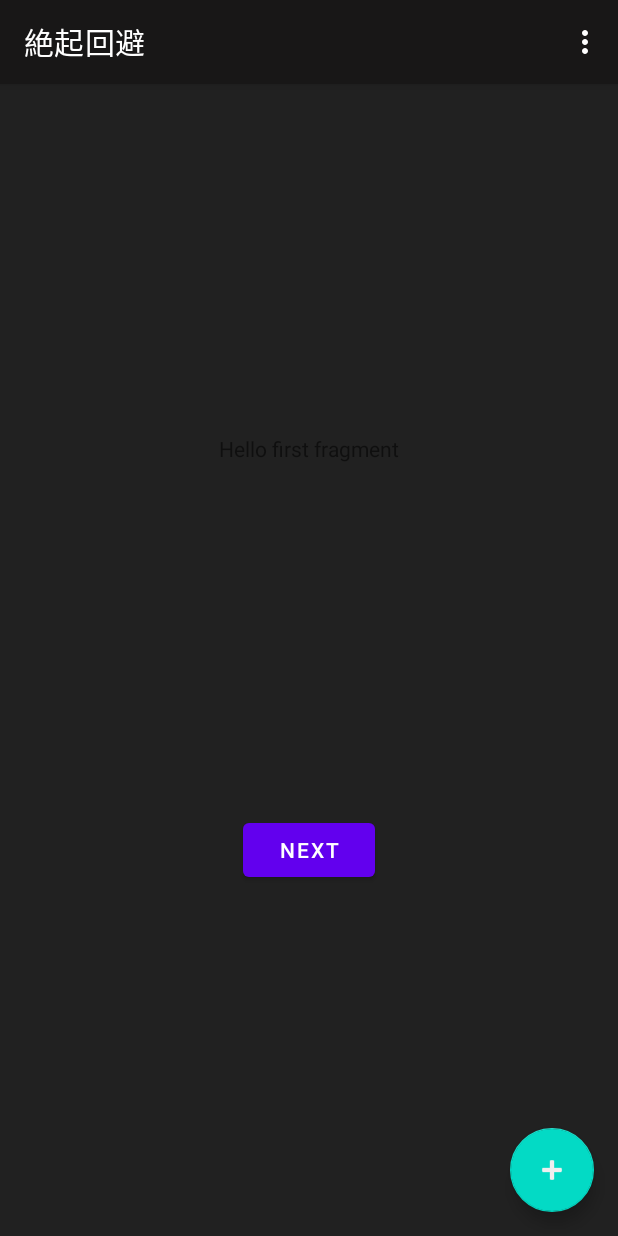
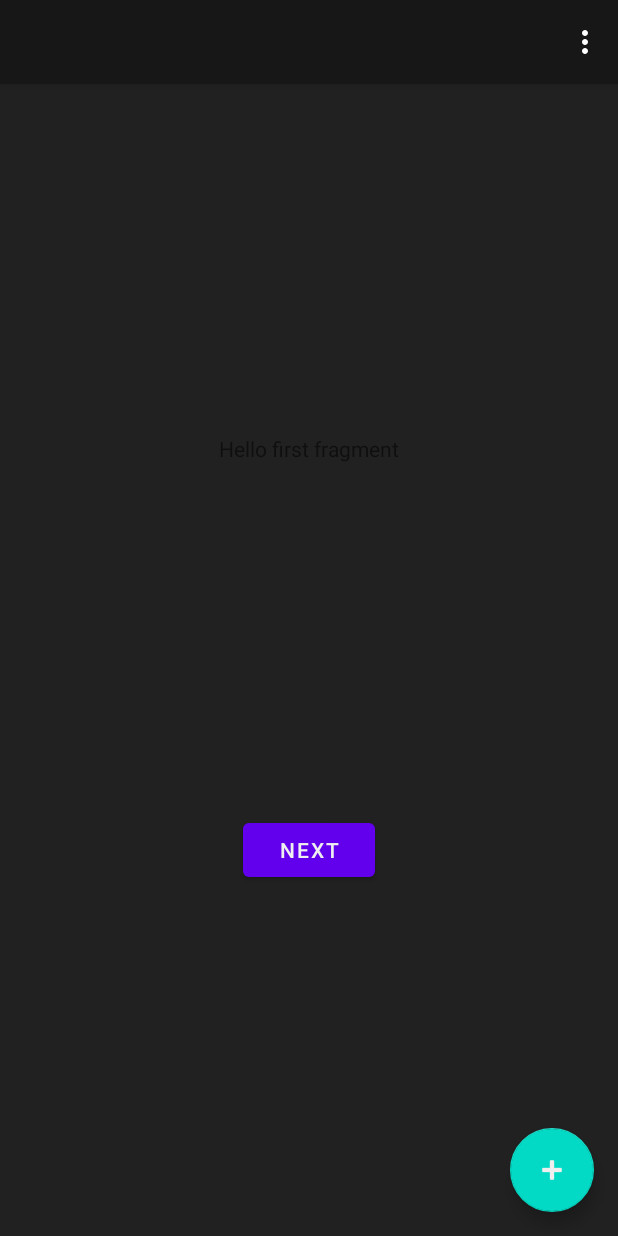
Before and after one commit to 0ga0takash1/Zekki_kaifi_alarm, an Android app: the screen it shows after launch (MainActivity), on a phone screen of 412 x 824 dp. Run offline under Robolectric (Android 15) with nearby library versions, the phone set to English and light mode, and no system bars.

Commit message:
popup background, app bar app name

```diff
--- a/app/src/main/AndroidManifest.xml
+++ b/app/src/main/AndroidManifest.xml
@@ -11,7 +11,6 @@
         android:theme="@style/Theme.Zekki_kaihi_alarm">
         <activity
             android:name=".MainActivity"
-            android:label="@string/app_label_name"
             android:theme="@style/Theme.Zekki_kaihi_alarm.NoActionBar">
             <intent-filter>
                 <action android:name="android.intent.action.MAIN" />
--- a/app/src/main/java/zekki/kaihi/alarm/MainActivity.java
+++ b/app/src/main/java/zekki/kaihi/alarm/MainActivity.java
@@ -20,6 +20,7 @@ public class MainActivity extends AppCompatActivity {
         super.onCreate(savedInstanceState);
         setContentView(R.layout.activity_main);
         Toolbar toolbar = findViewById(R.id.toolbar);
+        toolbar.setTitle("");
         setSupportActionBar(toolbar);
 
         FloatingActionButton fab = findViewById(R.id.fab);
--- a/app/src/main/res/layout/activity_main.xml
+++ b/app/src/main/res/layout/activity_main.xml
@@ -19,7 +19,7 @@
             android:id="@+id/toolbar"
             android:layout_width="match_parent"
             android:layout_height="?attr/actionBarSize"
-            app:popupTheme="@style/Theme.Zekki_kaihi_alarm.PopupOverlay" />
+            app:popupTheme="@style/Theme.AppCompat" />
 
     </com.google.android.material.appbar.AppBarLayout>
 
@@ -29,7 +29,7 @@
 
     <com.google.android.material.floatingactionbutton.FloatingActionButton
         android:id="@+id/fab"
-        android:layout_width="109dp"
+        android:layout_width="177dp"
         android:layout_height="wrap_content"
         android:layout_gravity="bottom|end"
         android:layout_margin="@dimen/fab_margin"
--- a/app/src/main/res/menu/menu_main.xml
+++ b/app/src/main/res/menu/menu_main.xml
@@ -3,6 +3,7 @@
     xmlns:app="http://schemas.android.com/apk/res-auto"
     xmlns:tools="http://schemas.android.com/tools"
     tools:context="zekki.kaihi.alarm.MainActivity">
+
     <item
         android:id="@+id/action_settings"
         android:orderInCategory="1"
--- a/app/src/main/res/values/themes.xml
+++ b/app/src/main/res/values/themes.xml
@@ -4,11 +4,11 @@
         <!-- Primary brand color. -->
         <item name="colorPrimary">@color/purple_500</item>
         <item name="colorPrimaryVariant">@color/purple_700</item>
-        <item name="colorOnPrimary">@color/white</item>
+        <item name="colorOnPrimary">@color/white2</item>
         <!-- Secondary brand color. -->
         <item name="colorSecondary">@color/teal_200</item>
         <item name="colorSecondaryVariant">@color/teal_700</item>
-        <item name="colorOnSecondary">@color/black</item>
+        <item name="colorOnSecondary">@color/black2</item>
         <!-- Status bar color. -->
         <item name="android:statusBarColor" tools:targetApi="l">?attr/colorPrimaryVariant</item>
         <!-- Customize your theme here. -->
--- a/build.gradle
+++ b/build.gradle
@@ -5,7 +5,7 @@ buildscript {
         jcenter()
     }
     dependencies {
-        classpath "com.android.tools.build:gradle:4.1.3"
+        classpath 'com.android.tools.build:gradle:4.2.1'
 
         // NOTE: Do not place your application dependencies here; they belong
         // in the individual module build.gradle files
```
Also changed, not shown: gradle/wrapper/gradle-wrapper.properties.
